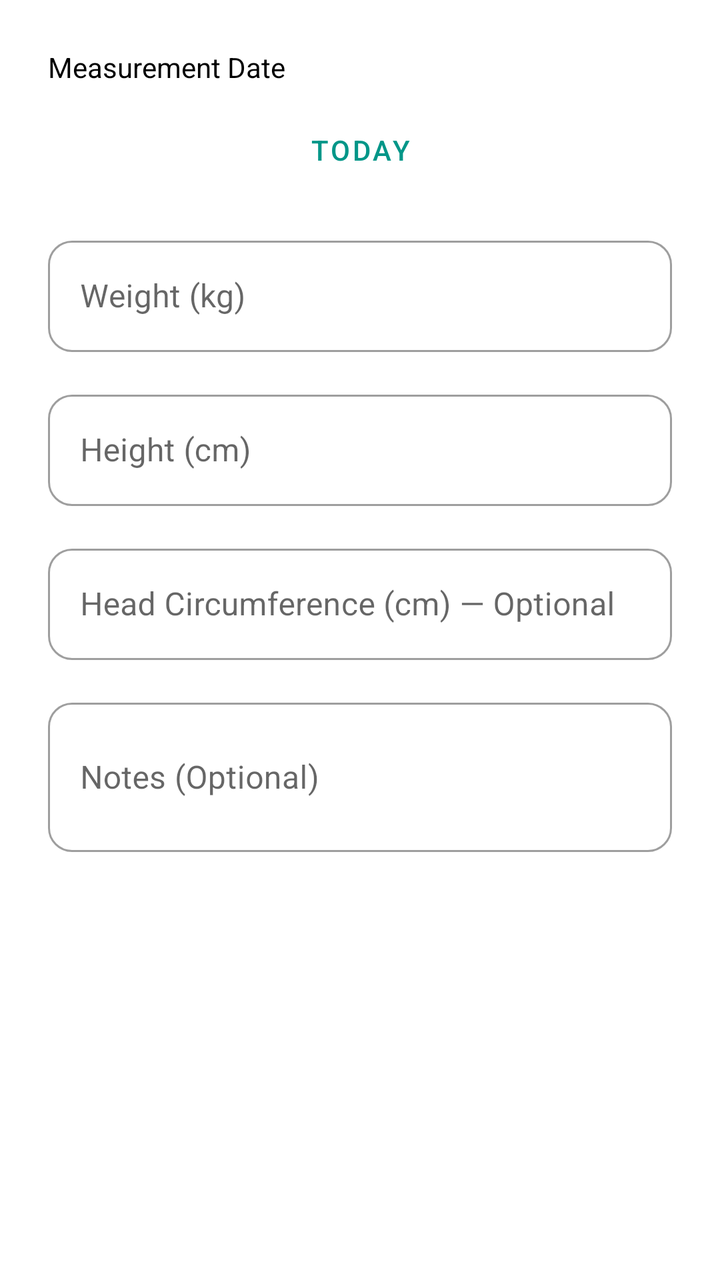
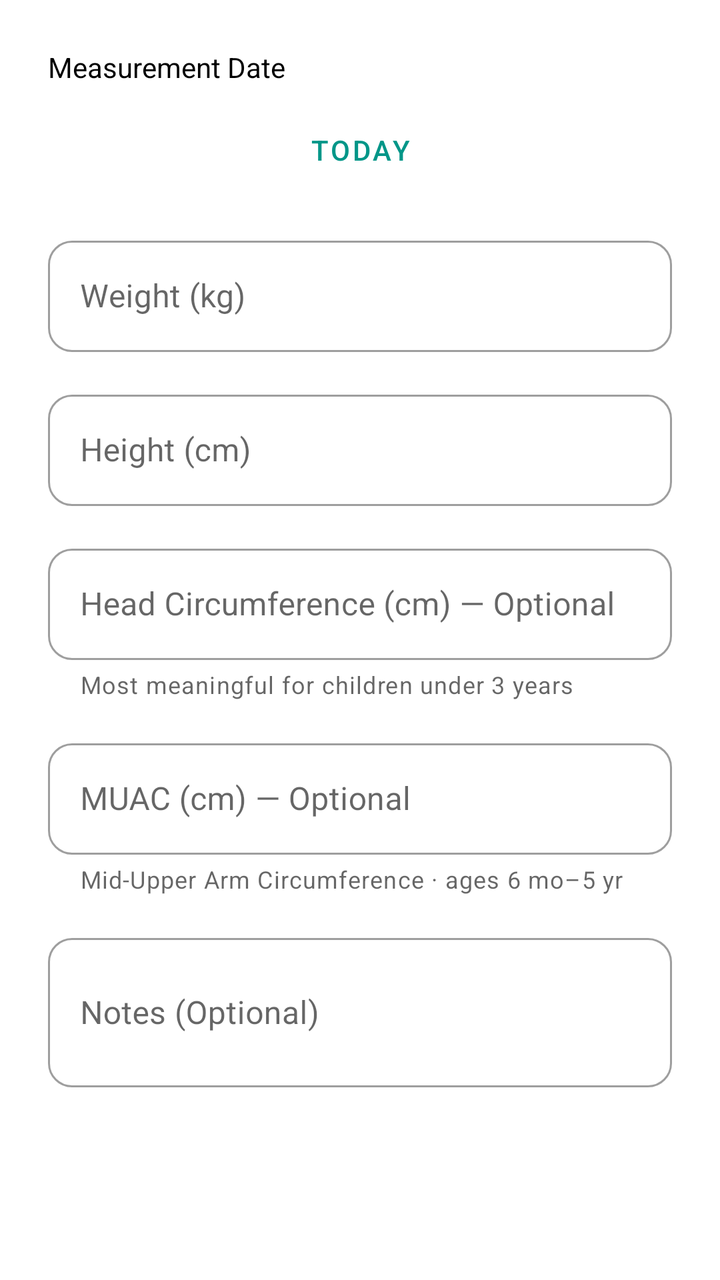

An Android layout rendered at two revisions. The XML below is the earlier revision; the diff shows what the commit changed to produce the second picture.
<!-- AndroidManifest.xml: application theme Theme.HelloApp -->
<!-- res/layout/dialog_add_measurement.xml -->
<?xml version="1.0" encoding="utf-8"?>
<LinearLayout xmlns:android="http://schemas.android.com/apk/res/android"
    android:layout_width="match_parent"
    android:layout_height="wrap_content"
    android:orientation="vertical"
    android:padding="24dp">

    <TextView
        android:layout_width="wrap_content"
        android:layout_height="wrap_content"
        android:text="@string/measurement_date"
        android:textColor="@android:color/black"
        android:textSize="14sp" />

    <Button
        android:id="@+id/btnSelectDate"
        android:layout_width="match_parent"
        android:layout_height="wrap_content"
        android:layout_marginTop="8dp"
        android:text="@string/today"
        style="@style/Widget.MaterialComponents.Button.OutlinedButton" />

    <com.google.android.material.textfield.TextInputLayout
        android:layout_width="match_parent"
        android:layout_height="wrap_content"
        android:layout_marginTop="16dp"
        android:hint="@string/weight_kg"
        style="@style/Widget.MaterialComponents.TextInputLayout.OutlinedBox">

        <com.google.android.material.textfield.TextInputEditText
            android:id="@+id/editWeight"
            android:layout_width="match_parent"
            android:layout_height="wrap_content"
            android:inputType="numberDecimal" />

    </com.google.android.material.textfield.TextInputLayout>

    <com.google.android.material.textfield.TextInputLayout
        android:layout_width="match_parent"
        android:layout_height="wrap_content"
        android:layout_marginTop="16dp"
        android:hint="@string/height_cm"
        style="@style/Widget.MaterialComponents.TextInputLayout.OutlinedBox">

        <com.google.android.material.textfield.TextInputEditText
            android:id="@+id/editHeight"
            android:layout_width="match_parent"
            android:layout_height="wrap_content"
            android:inputType="numberDecimal" />

    </com.google.android.material.textfield.TextInputLayout>

    <com.google.android.material.textfield.TextInputLayout
        android:layout_width="match_parent"
        android:layout_height="wrap_content"
        android:layout_marginTop="16dp"
        android:hint="@string/head_circumference_optional"
        style="@style/Widget.MaterialComponents.TextInputLayout.OutlinedBox">

        <com.google.android.material.textfield.TextInputEditText
            android:id="@+id/editHeadCircumference"
            android:layout_width="match_parent"
            android:layout_height="wrap_content"
            android:inputType="numberDecimal" />

    </com.google.android.material.textfield.TextInputLayout>

    <com.google.android.material.textfield.TextInputLayout
        android:layout_width="match_parent"
        android:layout_height="wrap_content"
        android:layout_marginTop="16dp"
        android:hint="@string/notes_optional"
        style="@style/Widget.MaterialComponents.TextInputLayout.OutlinedBox">

        <com.google.android.material.textfield.TextInputEditText
            android:id="@+id/editNotes"
            android:layout_width="match_parent"
            android:layout_height="wrap_content"
            android:inputType="textMultiLine"
            android:minLines="2" />

    </com.google.android.material.textfield.TextInputLayout>

</LinearLayout>
<!-- resources referenced by this layout -->
<resources>
  <string name="head_circumference_optional">Head Circumference (cm) — Optional</string>
  <string name="height_cm">Height (cm)</string>
  <string name="measurement_date">Measurement Date</string>
  <string name="notes_optional">Notes (Optional)</string>
  <string name="today">Today</string>
  <string name="weight_kg">Weight (kg)</string>
  <style name="Theme.HelloApp" parent="Theme.MaterialComponents.DayNight.NoActionBar">
          <item name="colorPrimary">@color/teal_500</item>
          <item name="colorPrimaryVariant">@color/teal_700</item>
          <item name="colorOnPrimary">@color/white</item>
          <item name="colorSecondary">@color/light_blue_500</item>
          <item name="colorSecondaryVariant">@color/light_blue_200</item>
          <item name="colorOnSecondary">@color/black</item>
          <item name="android:statusBarColor">@color/teal_700</item>
          <item name="shapeAppearanceSmallComponent">@style/ShapeAppearance.App.Rounded.Small</item>
          <item name="shapeAppearanceMediumComponent">@style/ShapeAppearance.App.Rounded.Medium</item>
          <item name="shapeAppearanceLargeComponent">@style/ShapeAppearance.App.Rounded.Large</item>
      </style>
  <color name="teal_500">#FF009688</color>
  <color name="teal_700">#FF00796B</color>
  <color name="white">#FFFFFFFF</color>
  <color name="light_blue_500">#FF03A9F4</color>
  <color name="light_blue_200">#FF81D4FA</color>
  <color name="black">#FF000000</color>
  <style name="ShapeAppearance.App.Rounded.Small" parent="ShapeAppearance.MaterialComponents.SmallComponent">
          <item name="cornerFamily">rounded</item>
          <item name="cornerSize">12dp</item>
      </style>
  <style name="ShapeAppearance.App.Rounded.Medium" parent="ShapeAppearance.MaterialComponents.MediumComponent">
          <item name="cornerFamily">rounded</item>
          <item name="cornerSize">16dp</item>
      </style>
  <style name="ShapeAppearance.App.Rounded.Large" parent="ShapeAppearance.MaterialComponents.LargeComponent">
          <item name="cornerFamily">rounded</item>
          <item name="cornerSize">24dp</item>
      </style>
</resources>

<!-- the commit's change to res/layout/dialog_add_measurement.xml (unified diff, before → after) -->
@@ -55,10 +55,29 @@
         android:layout_height="wrap_content"
         android:layout_marginTop="16dp"
         android:hint="@string/head_circumference_optional"
-        style="@style/Widget.MaterialComponents.TextInputLayout.OutlinedBox">
+        app:helperText="@string/head_circ_helper"
+        style="@style/Widget.MaterialComponents.TextInputLayout.OutlinedBox"
+        xmlns:app="http://schemas.android.com/apk/res-auto">
 
         <com.google.android.material.textfield.TextInputEditText
             android:id="@+id/editHeadCircumference"
+            android:layout_width="match_parent"
+            android:layout_height="wrap_content"
+            android:inputType="numberDecimal" />
+
+    </com.google.android.material.textfield.TextInputLayout>
+
+    <com.google.android.material.textfield.TextInputLayout
+        android:layout_width="match_parent"
+        android:layout_height="wrap_content"
+        android:layout_marginTop="16dp"
+        android:hint="@string/muac_optional"
+        app:helperText="@string/muac_helper"
+        style="@style/Widget.MaterialComponents.TextInputLayout.OutlinedBox"
+        xmlns:app="http://schemas.android.com/apk/res-auto">
+
+        <com.google.android.material.textfield.TextInputEditText
+            android:id="@+id/editMuac"
             android:layout_width="match_parent"
             android:layout_height="wrap_content"
             android:inputType="numberDecimal" />
<!-- resource entries referenced after the edit -->
@@ -1,8 +1,11 @@
 <!-- resources referenced by this layout -->
 <resources>
+  <string name="head_circ_helper">Most meaningful for children under 3 years</string>
   <string name="head_circumference_optional">Head Circumference (cm) — Optional</string>
   <string name="height_cm">Height (cm)</string>
   <string name="measurement_date">Measurement Date</string>
+  <string name="muac_helper">Mid-Upper Arm Circumference · ages 6 mo–5 yr</string>
+  <string name="muac_optional">MUAC (cm) — Optional</string>
   <string name="notes_optional">Notes (Optional)</string>
   <string name="today">Today</string>
   <string name="weight_kg">Weight (kg)</string>
